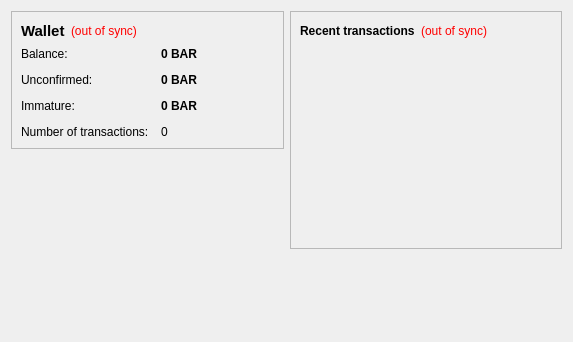
The window that src/qt/forms/overviewpage.ui (nightnote/nightnote) describes before a commit, drawn with Qt 5.
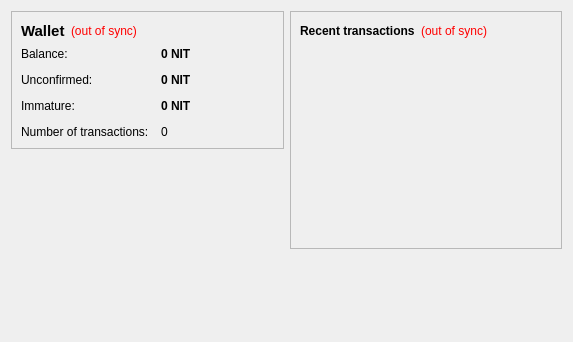
The same window after the commit.

```diff
--- a/src/qt/forms/overviewpage.ui
+++ b/src/qt/forms/overviewpage.ui
@@ -105,7 +105,7 @@
              <string>Your current balance</string>
             </property>
             <property name="text">
-             <string notr="true">0 BAR</string>
+             <string notr="true">0 NIT</string>
             </property>
             <property name="textInteractionFlags">
              <set>Qt::LinksAccessibleByMouse|Qt::TextSelectableByKeyboard|Qt::TextSelectableByMouse</set>
@@ -134,7 +134,7 @@
              <string>Total of transactions that have yet to be confirmed, and do not yet count toward the current balance</string>
             </property>
             <property name="text">
-             <string notr="true">0 BAR</string>
+             <string notr="true">0 NIT</string>
             </property>
             <property name="textInteractionFlags">
              <set>Qt::LinksAccessibleByMouse|Qt::TextSelectableByKeyboard|Qt::TextSelectableByMouse</set>
@@ -177,7 +177,7 @@
              <string>Mined balance that has not yet matured</string>
             </property>
             <property name="text">
-             <string notr="true">0 BAR</string>
+             <string notr="true">0 NIT</string>
             </property>
             <property name="textInteractionFlags">
              <set>Qt::LinksAccessibleByMouse|Qt::TextSelectableByKeyboard|Qt::TextSelectableByMouse</set>
```
Left out of the diff: 4 changed lines with no effect on the pictures.
